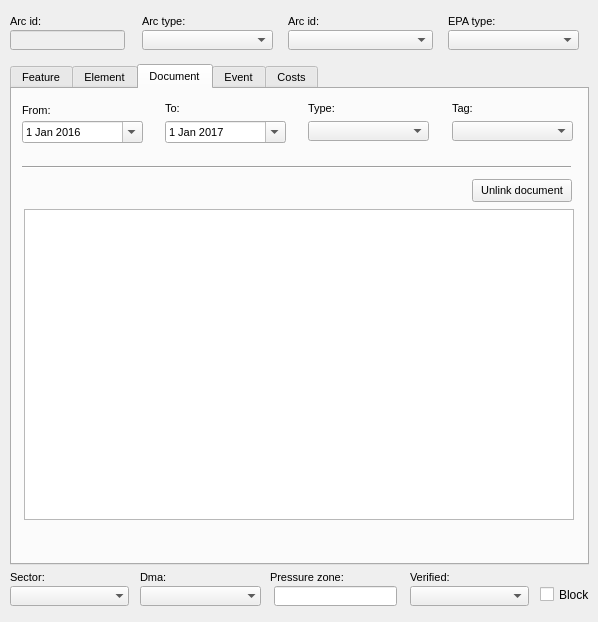
The window that ui/ws_man_arc.ui (Giswater/giswater_qgis_plugin) describes before a commit, drawn with Qt 5.
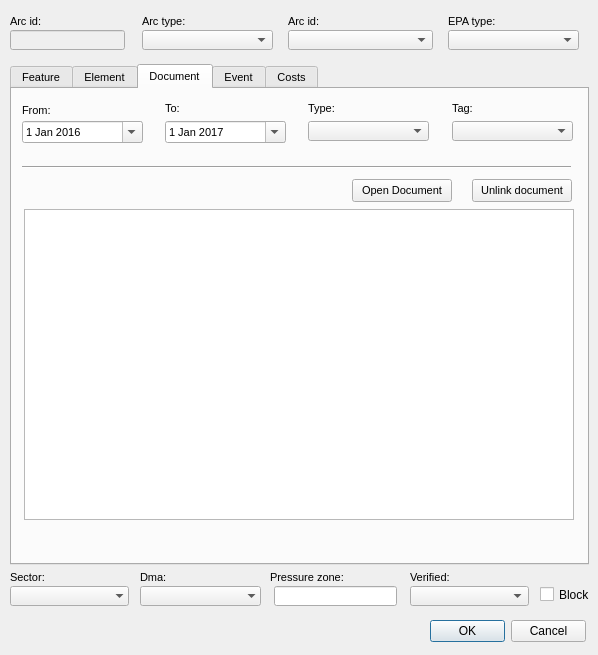
The same window after the commit. The open tabs and pages were chosen to show the change. Icons and pictures are not drawn.

The edit to the form file:
```diff
--- a/ui/ws_man_arc.ui
+++ b/ui/ws_man_arc.ui
@@ -7,7 +7,7 @@
     <x>0</x>
     <y>0</y>
     <width>598</width>
-    <height>622</height>
+    <height>655</height>
    </rect>
   </property>
   <property name="windowTitle">
@@ -1725,6 +1725,19 @@
       <string>Unlink document</string>
      </property>
     </widget>
+    <widget class="QPushButton" name="btn_open_path">
+     <property name="geometry">
+      <rect>
+       <x>340</x>
+       <y>90</y>
+       <width>100</width>
+       <height>23</height>
+      </rect>
+     </property>
+     <property name="text">
+      <string>Open Document</string>
+     </property>
+    </widget>
    </widget>
    <widget class="QWidget" name="event">
     <attribute name="title">
@@ -4274,6 +4287,19 @@
     </widget>
    </widget>
   </widget>
+  <widget class="QDialogButtonBox" name="ok">
+   <property name="geometry">
+    <rect>
+     <x>430</x>
+     <y>620</y>
+     <width>156</width>
+     <height>23</height>
+    </rect>
+   </property>
+   <property name="standardButtons">
+    <set>QDialogButtonBox::Cancel|QDialogButtonBox::Ok</set>
+   </property>
+  </widget>
  </widget>
  <resources/>
  <connections/>
```
Left out of the diff: 10 changed lines with no effect on the pictures.
